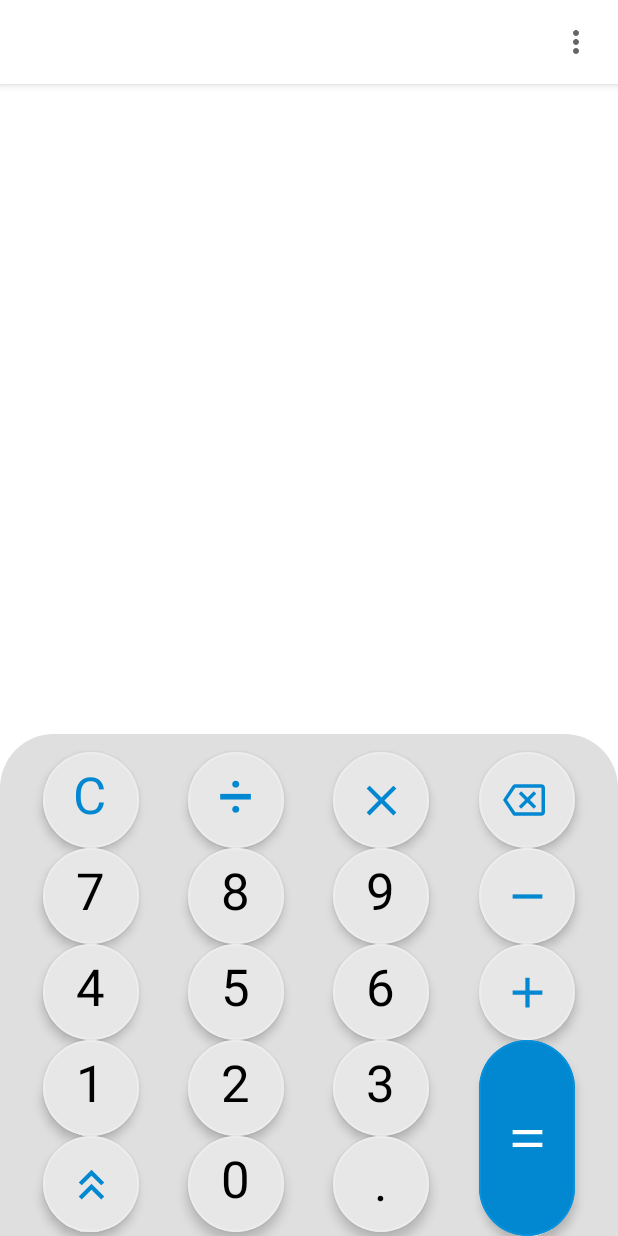
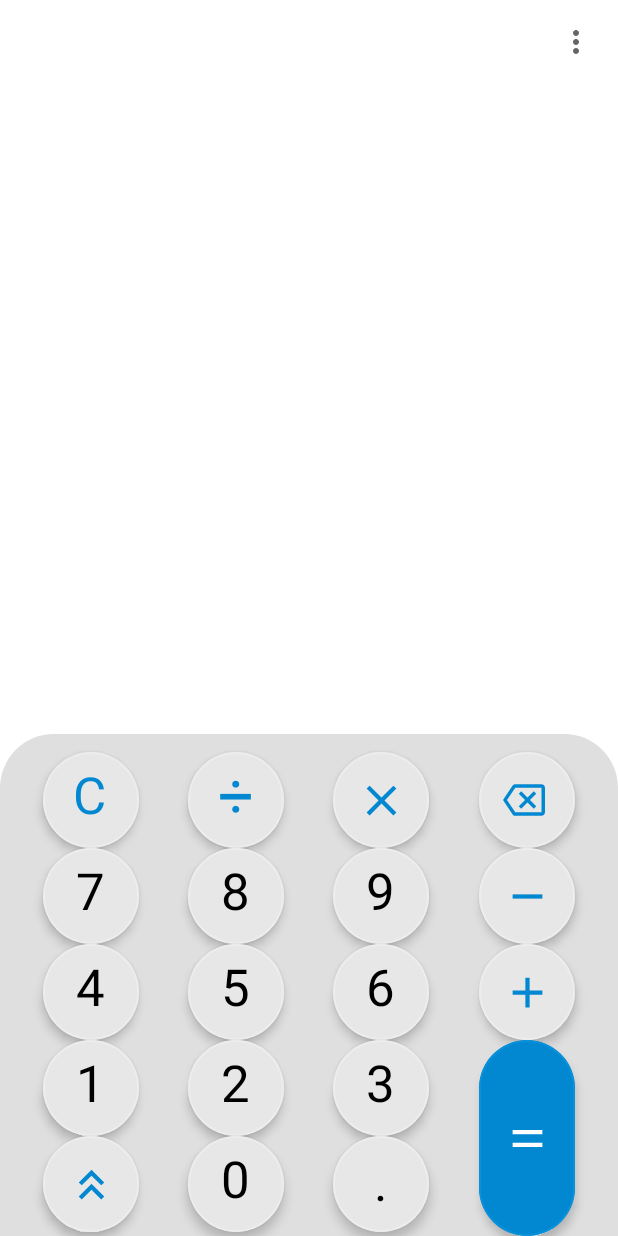
Before and after one commit to Coolightman/CalculaTor, an Android app built with Jetpack Compose: the @Preview function CalculatorMainPartPreview, on a phone screen of 412 x 824 dp. Run offline under Robolectric (Android 15) with nearby library versions, the phone set to English and light mode, and no system bars.

Commit message:
update top bar elevation

```diff
--- a/app/src/main/java/by/coolightman/calculator/ui/components/CalculatorMainPart.kt
+++ b/app/src/main/java/by/coolightman/calculator/ui/components/CalculatorMainPart.kt
@@ -69,6 +69,7 @@ fun CalculatorMainPart(
         TopAppBar(
             title = {},
             backgroundColor = MaterialTheme.colors.background,
+            elevation = 0.dp,
             actions = {
                 IconButton(onClick = { isDropMenuExpanded = true }) {
                     Icon(
```
